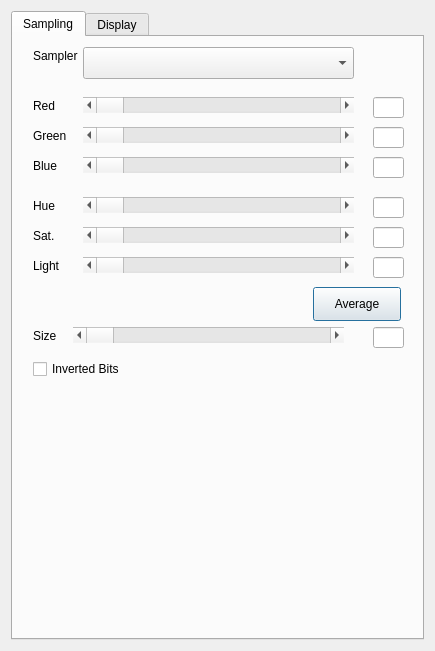
Old version of the form romthresholddialog.ui in the repository travisgoodspeed/maskromtool.
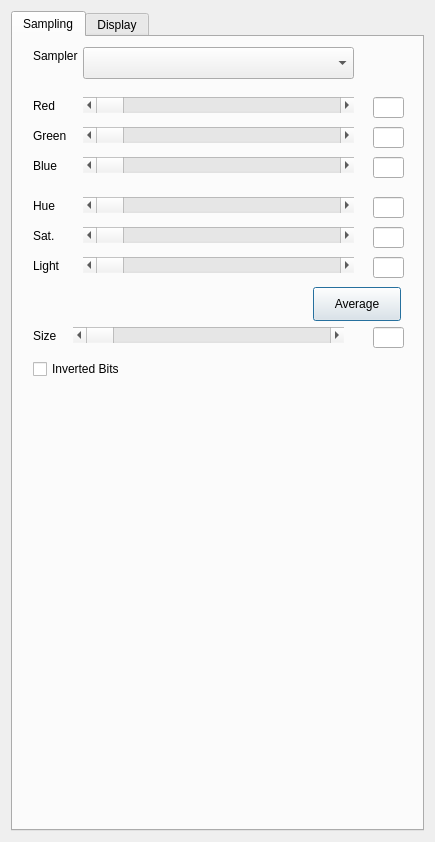
New version of the form.

Commit message: Correcting the threshold dialog size.

Patch:
```diff
--- a/romthresholddialog.ui
+++ b/romthresholddialog.ui
@@ -7,7 +7,7 @@
     <x>0</x>
     <y>0</y>
     <width>435</width>
-    <height>651</height>
+    <height>842</height>
    </rect>
   </property>
   <property name="windowTitle">
```
